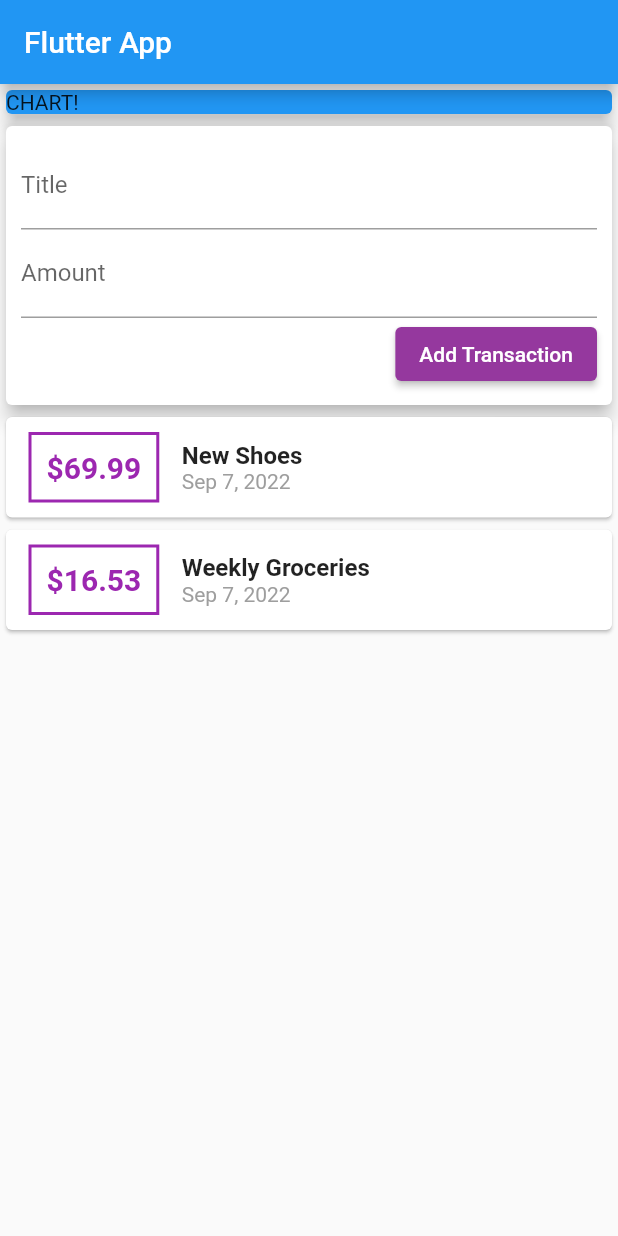
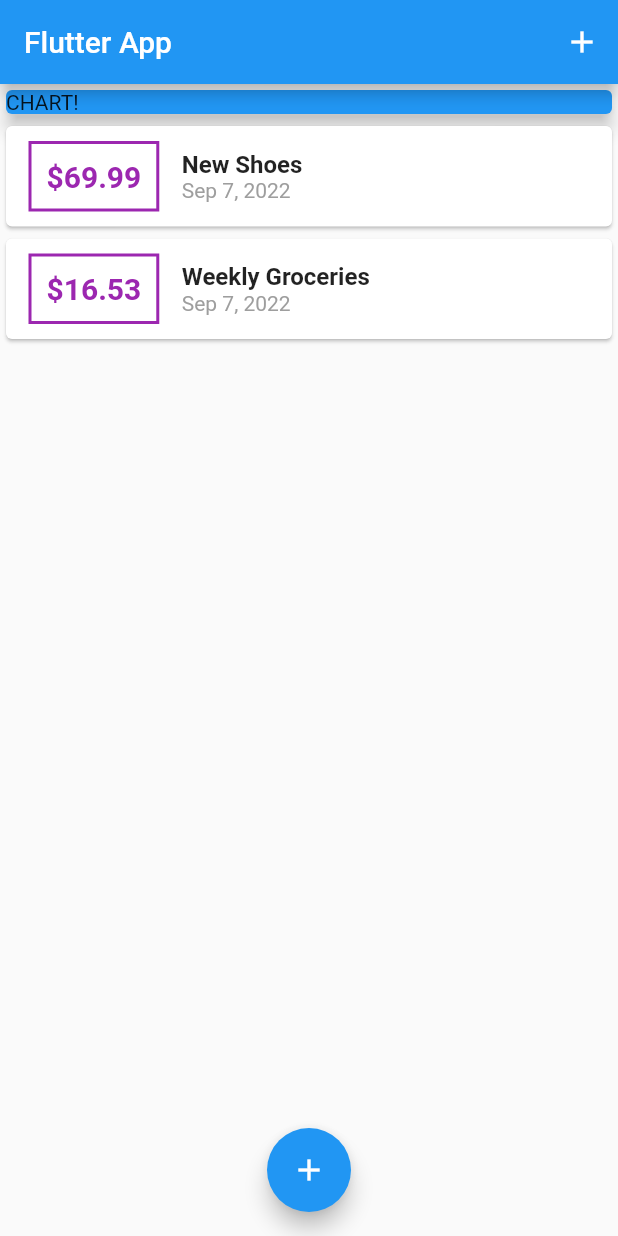
Before and after one commit to sushmitamaurya/first_app, a Flutter app: the screen it shows after launch, on a phone screen of 412 x 824 dp. Run offline on Flutter 3.47's test engine with Material 2 defaults, Android fonts, the phone set to English and light mode, and no system bars.

Commit message:
small changes

```diff
--- a/lib/main.dart
+++ b/lib/main.dart
@@ -1,6 +1,8 @@
 import 'package:flutter/material.dart';
 
-import './widgets/user_transactions.dart';
+import './widgets/new_transaction.dart';
+import './widgets/transaction_list.dart';
+import './models/transaction.dart';
 
 void main() => runApp(MyApp());
 
@@ -15,22 +17,71 @@ class MyApp extends StatelessWidget {
   }
 }
 
-class MyHomePage extends StatelessWidget {
+class MyHomePage extends StatefulWidget {
+  // String titleInput;
+  // String amountInput;
+  @override
+  _MyHomePageState createState() => _MyHomePageState();
+}
 
-  final titleController = TextEditingController();
-  final amountController = TextEditingController();
+class _MyHomePageState extends State<MyHomePage> {
+  final List<Transaction> _userTransactions = [
+    Transaction(
+      id: 't1',
+      title: 'New Shoes',
+      amount: 69.99,
+      date: DateTime.now(),
+    ),
+    Transaction(
+      id: 't2',
+      title: 'Weekly Groceries',
+      amount: 16.53,
+      date: DateTime.now(),
+    ),
+  ];
+
+  void _addNewTransaction(String txTitle, double txAmount) {
+    final newTx = Transaction(
+      title: txTitle,
+      amount: txAmount,
+      date: DateTime.now(),
+      id: DateTime.now().toString(),
+    );
+
+    setState(() {
+      _userTransactions.add(newTx);
+    });
+  }
+
+  void _startAddNewTransaction(BuildContext ctx) {
+    showModalBottomSheet(
+      context: ctx,
+      builder: (_) {
+        return GestureDetector(
+          onTap: () {},
+          child: NewTransaction(_addNewTransaction),
+          behavior: HitTestBehavior.opaque,
+        );
+      },
+    );
+  }
 
   @override
   Widget build(BuildContext context) {
     return Scaffold(
       appBar: AppBar(
         title: Text('Flutter App'),
+        actions: <Widget>[
+          IconButton(
+            icon: Icon(Icons.add),
+            onPressed: () => _startAddNewTransaction(context),
+          ),
+        ],
       ),
       body: SingleChildScrollView(
         child: Column(
-
+          // mainAxisAlignment: MainAxisAlignment.start,
           crossAxisAlignment: CrossAxisAlignment.stretch,
-          verticalDirection: VerticalDirection.down,
           children: <Widget>[
             Container(
               width: double.infinity,
@@ -40,9 +91,14 @@ class MyHomePage extends StatelessWidget {
                 elevation: 5,
               ),
             ),
-            UserTransactions()
+            TransactionList(_userTransactions),
           ],
         ),
+      ),
+      floatingActionButtonLocation: FloatingActionButtonLocation.centerFloat,
+      floatingActionButton: FloatingActionButton(
+        child: Icon(Icons.add),
+        onPressed: () => _startAddNewTransaction(context),
       ),
     );
   }
--- a/lib/widgets/transaction_list.dart
+++ b/lib/widgets/transaction_list.dart
@@ -11,7 +11,7 @@ class TransactionList extends StatelessWidget {
   @override
   Widget build(BuildContext context) {
     return Container(
-      height: 400,
+      height: 300,
       child: ListView.builder(
         itemBuilder: (ctx, index) {
           return Card(
--- a/lib/widgets/user_transactions.dart
+++ b/lib/widgets/user_transactions.dart
@@ -1,50 +1,22 @@
-import 'package:flutter/material.dart';
+// import 'package:flutter/material.dart';
 
-import './new_transaction.dart';
-import './transaction_list.dart';
-import '../models/transaction.dart';
+// import './new_transaction.dart';
+// import './transaction_list.dart';
+// import '../models/transaction.dart';
 
-class UserTransactions extends StatefulWidget {
-  @override
-  _UserTransactionsState createState() => _UserTransactionsState();
-}
+// class UserTransactions extends StatefulWidget {
+//   @override
+//   _UserTransactionsState createState() => _UserTransactionsState();
+// }
 
-class _UserTransactionsState extends State<UserTransactions> {
-  final List<Transaction> _userTransactions = [
-    Transaction(
-      id: 't1',
-      title: 'New Shoes',
-      amount: 69.99,
-      date: DateTime.now(),
-    ),
-    Transaction(
-      id: 't2',
-      title: 'Weekly Groceries',
-      amount: 16.53,
-      date: DateTime.now(),
-    ),
-  ];
-
-  void _addNewTransaction(String txTitle, double txAmount) {
-    final newTx = Transaction(
-      title: txTitle,
-      amount: txAmount,
-      date: DateTime.now(),
-      id: DateTime.now().toString(),
-    );
-
-    setState(() {
-      _userTransactions.add(newTx);
-    });
-  }
-
-  @override
-  Widget build(BuildContext context) {
-    return Column(
-      children: <Widget>[
-        NewTransaction(_addNewTransaction),
-        TransactionList(_userTransactions),
-      ],
-    );
-  }
-}
+// class _UserTransactionsState extends State<UserTransactions> {
+//   @override
+//   Widget build(BuildContext context) {
+//     return Column(
+//       children: <Widget>[
+//         NewTransaction(_addNewTransaction),
+//         TransactionList(_userTransactions),
+//       ],
+//     );
+//   }
+// }
```
Also changed, not shown: lib/widgets/new_transaction.dart (+15 -7 lines).
